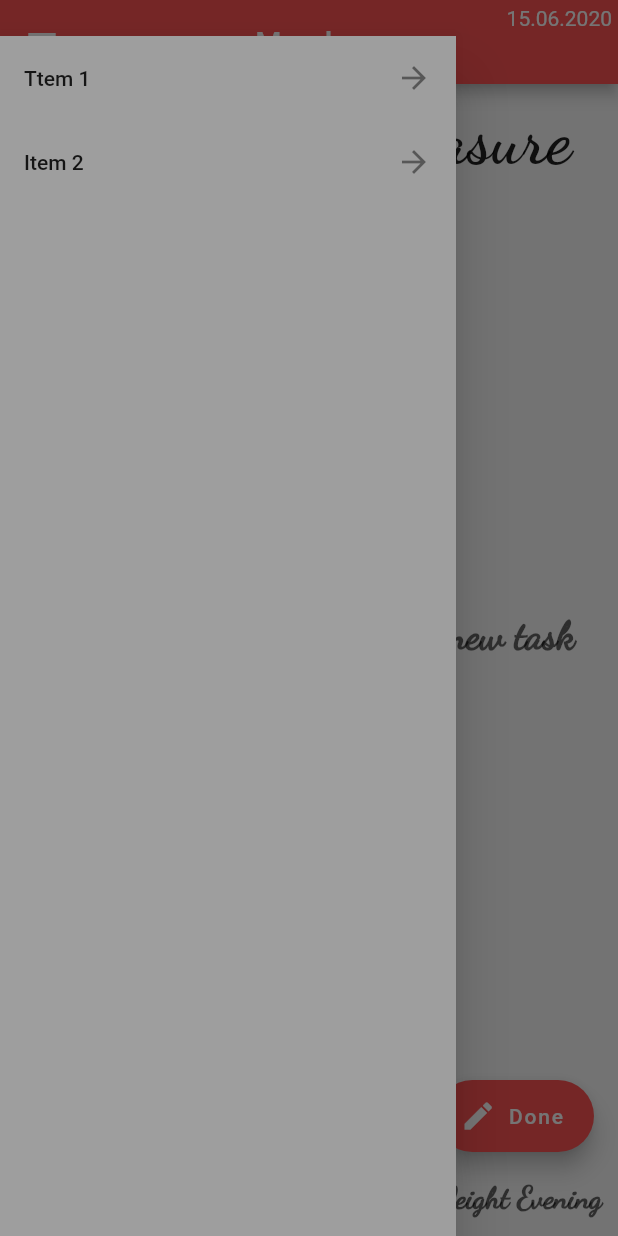
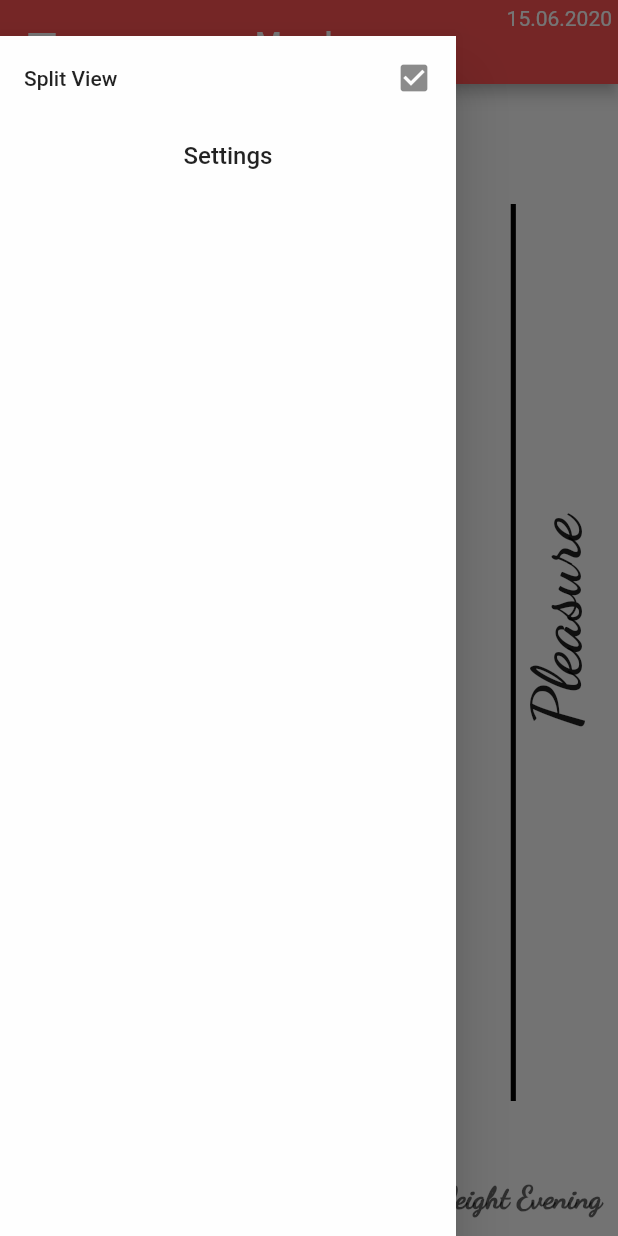
Before and after one commit to jonas27test/tasker, a Flutter app: the screen it shows after launch, with the side drawer open, on a phone screen of 412 x 824 dp. Run offline on Flutter 3.47's test engine with Material 2 defaults, Android fonts, the phone set to English and light mode, and no system bars; our stand-ins replace shared_preferences.

Commit message:
started on http stuff

```diff
--- /dev/null
+++ b/lib/day.dart
@@ -0,0 +1,24 @@
+import 'package:flutter/material.dart';
+
+class Day {
+  final String date;
+  final double eveningWeight;
+  final double morningWeight;
+  final double sleep;
+  List<Task> purposeList;
+  List<Task> pleasureList;
+
+  Day(this.date, this.eveningWeight, this.morningWeight, this.sleep, this.pleasureList, this.purposeList);
+}
+
+class Task {
+  Task(String name, bool done) {
+    this.name = name;
+    this.done = done;
+    this.controller = new TextEditingController(text: name);
+  }
+
+  String name;
+  bool done;
+  TextEditingController controller;
+}
--- /dev/null
+++ b/lib/drawerList.dart
@@ -0,0 +1,122 @@
+import 'package:flutter/material.dart';
+import 'package:shared_preferences/shared_preferences.dart';
+import './taskPage.dart';
+
+class DrawerList extends StatefulWidget {
+  const DrawerList({
+    Key key,
+    this.reload,
+  }) : super(key: key);
+
+  final Function reload;
+
+  @override
+  _DrawerListState createState() => _DrawerListState();
+}
+
+class _DrawerListState extends State<DrawerList> {
+
+  TaskPage taskPage;
+  bool splitView = true;
+
+  _loadSettings() async {
+    SharedPreferences prefs = await SharedPreferences.getInstance();
+    bool splitView = prefs.getBool('splitView');
+    if (splitView != null) {
+      this.splitView = splitView;
+    }
+  }
+
+  _saveSplitView(bool splitView) async {
+    SharedPreferences prefs = await SharedPreferences.getInstance();
+    await prefs.setBool('splitView', splitView);
+    widget.reload(() {
+
+    });
+  }
+
+  _buildSplitView() {
+    if (this.splitView) {
+      return ListTile(
+        title: Text("Split View"),
+        trailing: Icon(Icons.check_box),
+      );
+    }
+    return ListTile(
+      title: Text("Split View"),
+      trailing: Icon(Icons.check_box_outline_blank),
+    );
+  }
+
+  _SecondRoute() {
+    return Scaffold(
+      body: Center(
+        child: ListView(
+          children: [
+            FlatButton(
+              onPressed: () {
+                Navigator.push(
+                  context,
+                  MaterialPageRoute(builder: (context) => _SecondRoute()),
+                );
+              },
+              child: Container(
+                child: Text(
+                  'Settings',
+                  textDirection: TextDirection.ltr,
+                  textAlign: TextAlign.left,
+                  style: TextStyle(
+//                  fontWeight: FontWeight.bold,
+                    fontSize: 16,
+//                  fontFamily: 'DancingScript'
+                  ),
+                ),
+              ),
+            ),
+          ],
+        ),
+      ),
+    );
+  }
+
+  @override
+  Widget build(BuildContext context) {
+    _loadSettings();
+    return Container(
+      color: Colors.white70,
+      child: ListView(
+        children: <Widget>[
+          GestureDetector(
+            onTap: () {
+              splitView ? splitView = false : splitView = true;
+              _saveSplitView(splitView);
+              setState(() {});
+            },
+            child: _buildSplitView(),
+          ),
+          FlatButton(
+            onPressed: () {
+              _saveSplitView(false);
+              Navigator.push(
+                context,
+                MaterialPageRoute(builder: (context) => _SecondRoute()),
+              );
+            },
+            child: Container(
+              child: Text(
+                'Settings',
+                textDirection: TextDirection.ltr,
+                textAlign: TextAlign.left,
+                style: TextStyle(
+//                  fontWeight: FontWeight.bold,
+                  fontSize: 16,
+//                  fontFamily: 'DancingScript'
+                ),
+              ),
+            ),
+          ),
+        ],
+      ),
+    );
+  }
+}
--- a/lib/main.dart
+++ b/lib/main.dart
@@ -1,107 +1,18 @@
 import 'package:flutter/material.dart';
-import 'package:flutter/rendering.dart';
-import 'package:intl/intl.dart';
-import './pSide.dart';
-import './bottomBar.dart';
+import './taskPage.dart';
 
 void main() => runApp(MyApp());
 
 class MyApp extends StatelessWidget {
 
-  static DateTime date = DateTime.now();
-  static bool overwrite = false;
-
   @override
   Widget build(BuildContext context) {
     return MaterialApp(
       title: 'Welcome to Tasker',
-      home: Scaffold(
-        appBar: AppBar(
-            title: Center(child: Text(DateFormat('EEEE').format(date))),
-            backgroundColor: Colors.redAccent,
-            centerTitle: true,
-            actions: <Widget>[
-              Padding(
-                padding: const EdgeInsets.all(4.0),
-                child: Text(
-//                  '1.1.1111'
-                    DateFormat('dd.MM.yyyy').format(date),
-                ),
-              ),
-            ]),
-        drawer: Padding(
-          padding: const EdgeInsets.fromLTRB(0, 24, 0, 0),
-          child: Drawer(
-            child: Container(
-              color: Colors.grey,
-              child: ListView(
-                children: <Widget>[
-                  ListTile(
-                    title: Text("Ttem 1"),
-                    trailing: Icon(Icons.arrow_forward),
-                  ),
-                  ListTile(
-                    title: Text("Item 2"),
-                    trailing: Icon(Icons.arrow_forward),
-                  ),
-                ],
-              ),
-            ),
-          ),
-        ),
-        body: Center(
-          child: Column(
-            children: <Widget>[
-              Expanded(
-                flex: 10,
-                child: Row(children: <Widget>[
-                  Expanded(
-                    flex: 50,
-                    child: Column(children: <Widget>[
-                      PSide(title: "Purpose"),
-                    ]),
-//                    ),
-                  ),
-                  Expanded(
-                    flex: 1,
-                    child: Padding(
-                      padding: const EdgeInsets.fromLTRB(0, 40, 0, 20),
-                      child: Container(
-                        color: Colors.black,
-                      ),
-                    ),
-                  ),
-                  Expanded(
-                    flex: 50,
-                    child: Column(children: <Widget>[
-                      PSide(
-                        title: "Pleasure",
-                      ),
-                    ]),
-                  ),
-                ]),
-              ),
-//              Expanded(
-//                flex: 1,
-//                child: Container(child: BottomBar()),
-//              ),
-              Container(child: BottomBar(), height: 50),
-            ],
-          ),
-        ),
-        floatingActionButton: Padding(
-          padding: const EdgeInsets.fromLTRB(0,0,0,40.0),
-          child: FloatingActionButton.extended(
-            onPressed: () {
-              overwrite = true;
-            },
-            label: Text('Done'),
-            icon: Icon(Icons.edit),
-
-            backgroundColor: Colors.redAccent,
-          ),
-        ),
-      ),
+//      theme: new ThemeData(
+//        primarySwatch: Colors.blue,
+//      ),
+      home: TaskPage(),
     );
   }
 }
--- a/lib/pSide.dart
+++ b/lib/pSide.dart
@@ -1,5 +1,8 @@
+import 'dart:convert';
+import 'package:intl/intl.dart';
+import 'package:http/http.dart' as http;
 import 'package:flutter/material.dart';
-import 'package:tasker/main.dart';
+import './day.dart';
 
 class PSide extends StatefulWidget {
   const PSide({
@@ -10,21 +13,41 @@ class PSide extends StatefulWidget {
 
   final String title;
 
-//  final bool overwrite;
 
   @override
   _PSideState createState() => _PSideState();
 }
 
 class _PSideState extends State<PSide> {
-  List<Task> tasks = [
-    new Task("Jougle", false),
-    new Task("Swim", false),
-    new Task("Parkour", false),
-    new Task("blaa", false),
-    new Task("Flutter", true),
-    new Task("", false),
-  ];
+
+  static DateTime date = DateTime.now();
+  List<Task> tasks = [];
+
+  Future<http.Response> postList(String title) {
+    return http.post(
+      'https://jsonplaceholder.typicode.com/albums',
+      headers: <String, String>{
+        'Content-Type': 'application/json; charset=UTF-8',
+      },
+      body: jsonEncode(<String, String>{
+        'title': title,
+      }),
+    );
+  }
+
+  Future<http.Response> fetchDay(String date) {
+    return http.post(
+      'https://jsonplaceholder.typicode.com/albums',
+      headers: <String, String>{
+        'Content-Type': 'application/json; charset=UTF-8',
+      },
+      body: jsonEncode(<String, String>{
+        'date': date,
+      }),
+    );
+  }
+
+
 
   @override
   Widget build(BuildContext context) {
@@ -36,7 +59,7 @@ class _PSideState extends State<PSide> {
           child: Center(
             child: Text(
               widget.title,
-              textDirection: TextDirection.ltr,
+//              textDirection: TextDirection.ltr,
               style: TextStyle(
                   fontWeight: FontWeight.bold,
                   fontSize: 46,
@@ -77,7 +100,7 @@ class _PSideState extends State<PSide> {
                               n--;
                             }
                           }
-                          tasks.add(new Task("", false));
+                            tasks.add(new Task("", false));
                           setState(() {});
                           print(tasks.length);
                         },
@@ -105,15 +128,3 @@ class _PSideState extends State<PSide> {
     );
   }
 }
-
-class Task {
-  Task(String name, bool done) {
-    this.name = name;
-    this.done = done;
-    this.controller = new TextEditingController(text: name);
-  }
-
-  String name;
-  bool done;
-  TextEditingController controller;
-}
--- a/lib/task.dart
+++ /dev/null
@@ -1,40 +0,0 @@
-import 'package:flutter/material.dart';
-
-
-Widget titleSection = Container(
-  padding: const EdgeInsets.all(32),
-  child: Row(
-    children: [
-      Expanded(
-        /*1*/
-        child: Column(
-          crossAxisAlignment: CrossAxisAlignment.start,
-          children: [
-            /*2*/
-            Container(
-              padding: const EdgeInsets.only(bottom: 8),
-              child: Text(
-                'Oeschinen Lake Campground',
-                style: TextStyle(
-                  fontWeight: FontWeight.bold,
-                ),
-              ),
-            ),
-            Text(
-              'Kandersteg, Switzerland',
-              style: TextStyle(
-                color: Colors.grey[500],
-              ),
-            ),
-          ],
-        ),
-      ),
-      /*3*/
-      Icon(
-        Icons.star,
-        color: Colors.red[500],
-      ),
-      Text('41'),
-    ],
-  ),
-);
--- /dev/null
+++ b/lib/taskList.dart
@@ -0,0 +1,145 @@
+import 'package:flutter/material.dart';
+import 'package:shared_preferences/shared_preferences.dart';
+import './pSide.dart';
+
+class TaskList extends StatefulWidget {
+  const TaskList({
+    Key key,
+  }) : super(key: key);
+
+  @override
+  _TaskListState createState() => _TaskListState();
+}
+
+class _TaskListState extends State<TaskList> {
+  bool minimized;
+  bool splitView = true;
+  int flexSize;
+
+  _loadSplitView() async {
+    SharedPreferences prefs = await SharedPreferences.getInstance();
+    bool splitView = prefs.getBool('splitView');
+    if (splitView!=null){
+      this.splitView = splitView;
+    }
+  }
+
+  _buildPage(int index) {
+    if (index == 0) {
+      return Row(
+        children: [
+          Expanded(
+              flex: 100,
+              child: Column(
+                children: [
+                  PSide(
+                    title: "Purpose",
+                  ),
+                ],
+              )),
+          Expanded(
+            flex: 1,
+            child: Padding(
+              padding: const EdgeInsets.fromLTRB(0,80,0,40),
+              child: Container(
+                color: Colors.black,
+              ),
+            ),
+          ),
+          Expanded(
+            flex: 20,
+            child: RotatedBox(
+              quarterTurns: 3,
+              child: const Text(
+                "Pleasure",
+                textDirection: TextDirection.ltr,
+                style: TextStyle(
+                    fontWeight: FontWeight.bold,
+                    fontSize: 46,
+                    fontFamily: 'DancingScript'),
+              ),
+            ),
+          ),
+        ],
+      );
+    } else if (index == 1) {
+      return Row(
+        children: [
+          Expanded(
+            flex: 20,
+            child: RotatedBox(
+              quarterTurns: 3,
+              child: const Text(
+                "Purpose",
+                textDirection: TextDirection.ltr,
+                style: TextStyle(
+                    fontWeight: FontWeight.bold,
+                    fontSize: 46,
+                    fontFamily: 'DancingScript'),
+              ),
+            ),
+          ),
+          Expanded(
+            flex: 1,
+            child: Padding(
+              padding: const EdgeInsets.fromLTRB(0,80,0,40),
+              child: Container(
+                color: Colors.black,
+              ),
+            ),
+          ),
+          Expanded(
+              flex: 100,
+              child: Column(
+                children: [
+                  PSide(
+                    title: "Pleasure",
+                  ),
+                ],
+              )),
+        ],
+      );
+    }
+  }
+
+  @override
+  Widget build(BuildContext context) {
+    _loadSplitView();
+    print(splitView);
+    if (splitView) {
+      return PageView.builder(
+        itemBuilder: (context, position) {
+          return _buildPage(position);
+        },
+        itemCount: 2,
+      );
+    } else {
+      return Row(children: <Widget>[
+        Expanded(
+          flex: 50,
+          child: Column(children: <Widget>[
+            PSide(title: "Purpose"),
+          ]),
+//                    ),
+        ),
+        Expanded(
+          flex: 1,
+          child: Padding(
+            padding: const EdgeInsets.fromLTRB(0, 40, 0, 20),
+            child: Container(
+              color: Colors.black,
+            ),
+          ),
+        ),
+        Expanded(
+          flex: 50,
+          child: Column(children: <Widget>[
+            PSide(
+              title: "Pleasure",
+            ),
+          ]),
+        )
+      ]);
+    }
+  }
+}
--- /dev/null
+++ b/lib/taskPage.dart
@@ -0,0 +1,61 @@
+import 'package:flutter/material.dart';
+import 'package:flutter/rendering.dart';
+import 'package:intl/intl.dart';
+import './taskList.dart';
+import './drawerList.dart';
+import './bottomBar.dart';
+
+class TaskPage extends StatefulWidget {
+  const TaskPage({
+    Key key,
+  }) : super(key: key);
+
+
+  @override
+  TaskPageState createState() => TaskPageState();
+}
+
+class TaskPageState extends State<TaskPage> {
+
+  static DateTime date = DateTime.now();
+
+  @override
+  Widget build(BuildContext context) {
+    return Scaffold(
+      appBar: AppBar(
+          title: Center(child: Text(DateFormat('EEEE').format(date))),
+          backgroundColor: Colors.redAccent,
+          centerTitle: true,
+          actions: <Widget>[
+            Padding(
+              padding: const EdgeInsets.all(4.0),
+              child: Text(
+//                  '1.1.1111'
+                DateFormat('dd.MM.yyyy').format(date),
+              ),
+            ),
+          ]),
+      drawer: Padding(
+        padding: const EdgeInsets.fromLTRB(0, 24, 0, 0),
+        child: Drawer(
+          child: DrawerList(reload: this.setState,),
+//          child: DrawerList(reload: this.setState,),
+        ),
+      ),
+      body: Center(
+        child: Column(
+          children: <Widget>[
+            Expanded(
+              child: TaskList(),
+            ),
+//              Expanded(
+//                flex: 1,
+//                child: Container(child: BottomBar()),
+//              ),
+            Container(child: BottomBar(), height: 50),
+          ],
+        ),
+      ),
+    );
+  }
+}
--- a/pubspec.yaml
+++ b/pubspec.yaml
@@ -24,7 +24,8 @@ dependencies:
   flutter:
     sdk: flutter
   intl: ^0.16.0
-
+  shared_preferences: ^0.5.7+3
+  http: 0.12.1
 
   # The following adds the Cupertino Icons font to your application.
   # Use with the CupertinoIcons class for iOS style icons.
```
